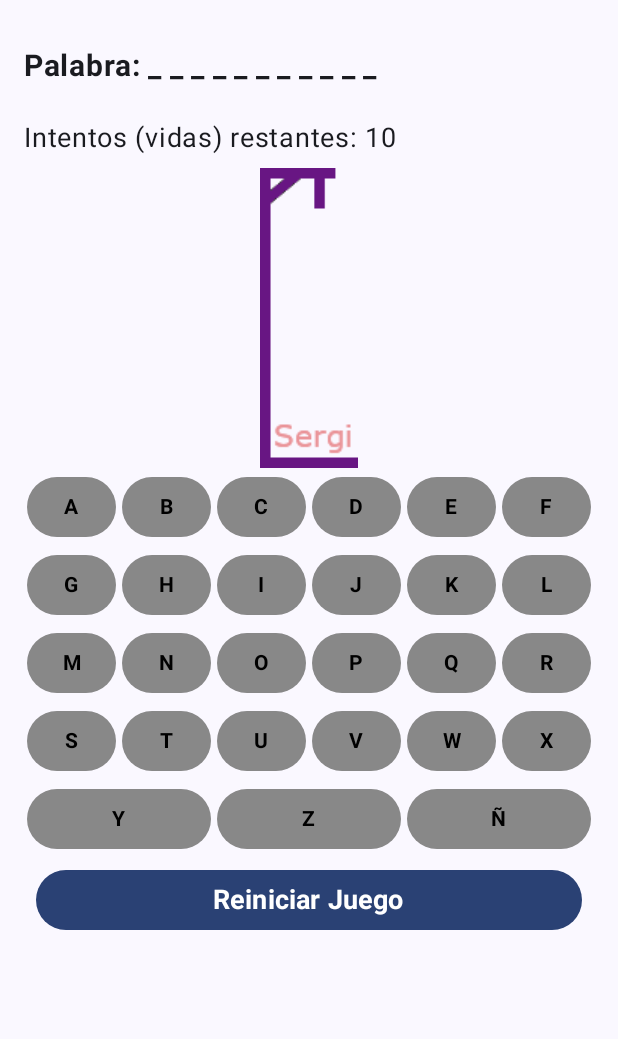
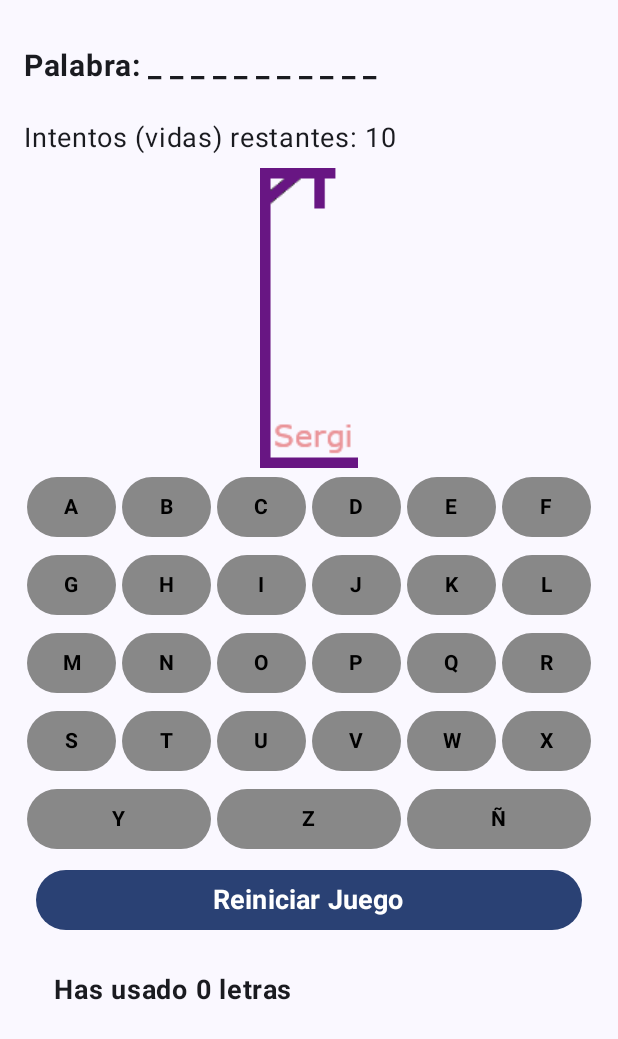
Before and after one commit to sergiherradorITB/Hangman-SergiHerrador, an Android app built with Jetpack Compose: the composable GameScreen called with empty values, on a phone screen of 412 x 824 dp. Shown: the top 1039 px of the screen. Run offline under Robolectric (Android 15) with nearby library versions, the phone set to English and light mode, and no system bars.

Commit message:
Game screen con la cantidad de letras que has pulsado!

```diff
--- a/app/src/main/java/com/example/hangman_sergiherrador/GameScreen.kt
+++ b/app/src/main/java/com/example/hangman_sergiherrador/GameScreen.kt
@@ -163,6 +163,9 @@ fun GameScreen(navController: NavController, difficulty: String) {
         ) {
             Text(text = "Reiniciar Juego", fontSize = 18.sp, fontWeight = FontWeight.Bold)
         }
+        Row (Modifier.padding(20.dp)){
+            Text(text = "Has usado ${clickedLetters.size} letras", fontSize = 18.sp, fontWeight = FontWeight.Bold)
+        }
     }
 }
 
```
